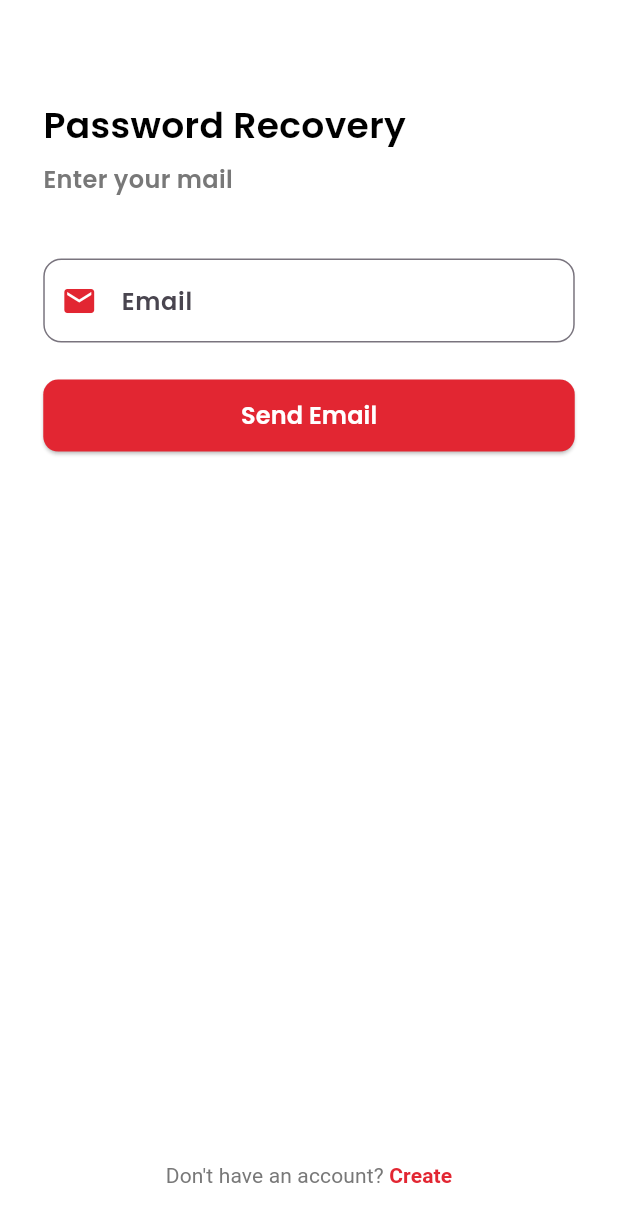
After one commit to mohamedabdelaziz55/restaurant-task, a Flutter app: the HomePage screen opened by its route, after a tap on the "output" icon, after a tap on "Forgot password?", on a phone screen of 412 x 824 dp. The commit adds this screen. Shown: the top 1222 px of the screen. Run offline on Flutter 3.47's test engine with Material 3 defaults, Android fonts, the phone set to English and light mode, and no system bars; our stand-ins replace animated_text_kit, curved_navigation_bar, firebase_auth, firebase_core, flutter_riverpod, go_router and 1 more; accounts and stored records are empty.

Commit message:
reset_password

```diff
--- a/lib/core/routes/app_route.dart
+++ b/lib/core/routes/app_route.dart
@@ -1,6 +1,7 @@
 import 'package:go_router/go_router.dart';
 import 'package:res_task/core/Dashboard/presentation/pages/Dashboard/Dashboard.dart';
 import 'package:res_task/features/auth/presentation/pages/login.dart';
+import '../../features/auth/presentation/pages/reset_password.dart';
 import '../../features/splash/presentation/page/on_boarding_screen.dart';
 import '../../features/auth/presentation/pages/sign_up.dart';
 import '../../features/home/data/models/home_model/product_model.dart';
@@ -14,6 +15,7 @@ abstract class AppRouter {
   static const kHomePage = '/home';
   static const kSignUp = '/signUp';
   static const kLogin = '/login';
+  static const kReset = '/resetPassword';
   static const kDashboard = '/dashBoard';
   static const kProductDetailsPage = '/productDetails';
 
@@ -23,16 +25,18 @@ abstract class AppRouter {
       GoRoute(
         path: kOnBoarding,
         builder: (context, state) => const OnBoardingScreen(),
-      ), GoRoute(
-        path: kSplash,
-        builder: (context, state) =>  SecondPage(),
       ),
+      GoRoute(path: kSplash, builder: (context, state) => SecondPage()),
       GoRoute(
         path: kDashboard,
         builder: (context, state) => const DashboardScreen(),
       ),
       GoRoute(path: kSignUp, builder: (context, state) => const SignUp()),
       GoRoute(path: kHomePage, builder: (context, state) => const HomePage()),
+      GoRoute(
+        path: kReset,
+        builder: (context, state) => const ResetPasswordPage(),
+      ),
       GoRoute(
         path: kProductDetailsPage,
         builder: (context, state) {
--- /dev/null
+++ b/lib/features/auth/presentation/pages/reset_password.dart
@@ -0,0 +1,178 @@
+import 'package:firebase_auth/firebase_auth.dart';
+import 'package:flutter/material.dart';
+import 'package:go_router/go_router.dart';
+import 'package:res_task/core/routes/app_route.dart';
+import '../../../../core/utils/app_colors.dart';
+import '../../../../core/utils/styles.dart';
+
+class ResetPasswordPage extends StatefulWidget {
+  const ResetPasswordPage({super.key});
+
+  @override
+  State<ResetPasswordPage> createState() => _ResetPasswordPageState();
+}
+
+class _ResetPasswordPageState extends State<ResetPasswordPage> {
+  final TextEditingController emailController = TextEditingController();
+
+  void resetPassword() async {
+    final email = emailController.text.trim();
+    if (email.isEmpty) {
+      ScaffoldMessenger.of(context).showSnackBar(
+        const SnackBar(
+          content: Text(
+            'Please enter your email',
+            style: TextStyle(fontSize: 18.0),
+          ),
+        ),
+
+      );
+      print(email);
+      return;
+    }
+
+    try {
+      await FirebaseAuth.instance.sendPasswordResetEmail(email: email);
+
+      ScaffoldMessenger.of(context).showSnackBar(
+        const SnackBar(
+          content: Text(
+            'Password Reset Email has been sent!',
+            style: TextStyle(fontSize: 18.0),
+          ),
+        ),
+      );
+    } on FirebaseAuthException catch (e) {
+      if (e.code == 'user-not-found') {
+        ScaffoldMessenger.of(context).showSnackBar(
+          const SnackBar(
+            content: Text(
+              'No user found for that email.',
+              style: TextStyle(fontSize: 18.0),
+            ),
+          ),
+        );
+      } else {
+        ScaffoldMessenger.of(context).showSnackBar(
+          SnackBar(
+            content: Text(
+              'Error: ${e.message}',
+              style: const TextStyle(fontSize: 18.0),
+            ),
+          ),
+        );
+      }
+    }
+  }
+
+  @override
+  Widget build(BuildContext context) {
+    final width = MediaQuery.of(context).size.width;
+    final height = MediaQuery.of(context).size.height;
+
+    return Scaffold(
+      backgroundColor: AppColors.white,
+      body: SafeArea(
+        child: Padding(
+          padding: EdgeInsets.symmetric(horizontal: width * 0.07),
+          child: Column(
+            crossAxisAlignment: CrossAxisAlignment.start,
+            children: [
+              SizedBox(height: height * 0.08),
+              Text(
+                "Password Recovery",
+                style: Styles.textStyle24bold.copyWith(color: AppColors.black),
+              ),
+              SizedBox(height: height * 0.01),
+              Text(
+                "Enter your mail",
+                style: Styles.textStyle16.copyWith(color: AppColors.grey),
+              ),
+              SizedBox(height: height * 0.05),
+              CustomEmailTextField(controller: emailController),
+              SizedBox(height: height * 0.03),
+              CustomResetButton(onPressed: resetPassword),
+              const Spacer(),
+              Center(
+                child: TextButton(
+                  onPressed: () {
+                    GoRouter.of(context).pushReplacement(AppRouter.kSignUp);
+                  },
+                  child: Text.rich(
+                    TextSpan(
+                      text: "Don't have an account? ",
+                      style: Styles.textStyle14.copyWith(color: AppColors.grey),
+                      children: [
+                        TextSpan(
+                          text: "Create",
+                          style: Styles.textStyle14bold.copyWith(
+                            color: AppColors.pColor,
+                          ),
+                        ),
+                      ],
+                    ),
+                  ),
+                ),
+              ),
+              SizedBox(height: height * 0.02),
+            ],
+          ),
+        ),
+      ),
+    );
+  }
+}
+
+class CustomEmailTextField extends StatelessWidget {
+  final TextEditingController controller;
+
+  const CustomEmailTextField({super.key, required this.controller});
+
+  @override
+  Widget build(BuildContext context) {
+    return TextField(
+      controller: controller,
+      cursorColor: AppColors.pColor,
+      decoration: InputDecoration(
+        hintText: 'Email',
+        prefixIcon: const Icon(Icons.email, color: AppColors.pColor),
+        border: OutlineInputBorder(
+          borderRadius: BorderRadius.circular(12),
+          borderSide: const BorderSide(color: AppColors.pColor),
+        ),
+        focusedBorder: const OutlineInputBorder(
+          borderSide: BorderSide(color: AppColors.pColor),
+        ),
+      ),
+      style: Styles.textStyle16.copyWith(color: AppColors.black),
+      keyboardType: TextInputType.emailAddress,
+    );
+  }
+}
+
+class CustomResetButton extends StatelessWidget {
+  final VoidCallback onPressed;
+
+  const CustomResetButton({super.key, required this.onPressed});
+
+  @override
+  Widget build(BuildContext context) {
+    return SizedBox(
+      width: double.infinity,
+      height: 48,
+      child: ElevatedButton(
+        onPressed: onPressed,
+        style: ElevatedButton.styleFrom(
+          backgroundColor: AppColors.pColor,
+          shape: RoundedRectangleBorder(
+            borderRadius: BorderRadius.circular(10),
+          ),
+        ),
+        child: Text(
+          'Send Email',
+          style: Styles.textStyle16bold.copyWith(color: AppColors.white),
+        ),
+      ),
+    );
+  }
+}
--- a/lib/features/auth/presentation/widgets/login/login_body.dart
+++ b/lib/features/auth/presentation/widgets/login/login_body.dart
@@ -103,10 +103,17 @@ class _LoginBodyState extends ConsumerState<LoginBody> {
                       },
                     ),
                     const SizedBox(height: 12),
-                    Padding(
-                      padding: const EdgeInsets.all(18.0),
-                      child: Text("Forgot password?"),
+                    TextButton(
+                      style: ButtonStyle(),
+                      onPressed: () {
+                        GoRouter.of(context).push(AppRouter.kReset);
+                      },
+                      child: Text(
+                        "Forgot password?",
+                        style: TextStyle(color: AppColors.black),
+                      ),
                     ),
+
                     SizedBox(
                       width: double.infinity,
                       child: ElevatedButton(
--- a/lib/features/home/presentation/widgets/home/custom_row_app_bar.dart
+++ b/lib/features/home/presentation/widgets/home/custom_row_app_bar.dart
@@ -1,12 +1,16 @@
+import 'package:firebase_auth/firebase_auth.dart';
 import 'package:flutter/material.dart';
+import 'package:go_router/go_router.dart';
+import 'package:res_task/core/routes/app_route.dart';
 
 import '../../../../../../core/utils/app_colors.dart';
 import '../../../../../../core/utils/styles.dart';
+import '../../../../../main.dart';
 
 
 class CostomRowAppBar extends StatelessWidget {
-  const CostomRowAppBar({super.key});
-
+  const CostomRowAppBar({super.key, required this.name});
+final String name;
   @override
   Widget build(BuildContext context) {
     return Row(
@@ -18,17 +22,24 @@ class CostomRowAppBar extends StatelessWidget {
               "Hello ",
               style: Styles.textStyle20bold.copyWith(color: AppColors.pColor),
             ),
-            Text("Mohamed, ", style: Styles.textStyle20bold),
+            Text("$name, ", style: Styles.textStyle20bold),
           ],
         ),
-        Container(
+        GestureDetector(
+          onTap: ()async{
+           await FirebaseAuth.instance.signOut();
+           await sp.clear();
+           GoRouter.of(context).pushReplacement(AppRouter.kLogin);
+          },
+          child: Container(
             decoration: BoxDecoration(
               color: AppColors.pColor,
               borderRadius: BorderRadius.circular(12),
             ),
             child: Padding(
               padding: const EdgeInsets.all(6.0),
-            child: Icon(Icons.shopping_cart_outlined, color: AppColors.white),
+              child: Icon(Icons.output, color: AppColors.white),
+            ),
           ),
         ),
       ],
--- a/lib/features/home/presentation/widgets/home/home_view_body.dart
+++ b/lib/features/home/presentation/widgets/home/home_view_body.dart
@@ -3,6 +3,7 @@ import 'package:flutter/material.dart';
 import 'package:res_task/core/utils/app_colors.dart';
 import 'package:res_task/core/utils/styles.dart';
 import '../../../../../../core/utils/assets.dart';
+import '../../../../../main.dart';
 import 'Custom_list_view_horizontal.dart';
 import 'custom_food_icon.dart';
 import 'custom_list_view_vertical.dart';
@@ -16,8 +17,20 @@ class HomeViewBody extends StatefulWidget {
 }
 
 class _HomeViewBodyState extends State<HomeViewBody> {
+  String? name;
   int selectedIndex = -1;
+  @override
+  void initState() {
+    super.initState();
+    _loadProfile();
+  }
+  Future<void> _loadProfile() async {
+    final displayName = sp.getString('display_name');
+    setState(() {
 
+      name = displayName;
+    });
+  }
   final List<String> icons = [
     AssetsData.iceCream,
     AssetsData.pizza,
@@ -34,7 +47,7 @@ class _HomeViewBodyState extends State<HomeViewBody> {
           child: Column(
             crossAxisAlignment: CrossAxisAlignment.start,
             children: [
-              CostomRowAppBar(),
+              CostomRowAppBar(name:name ?? 'No Name' ,),
               Text("Deilcious Food", style: Styles.textStyle24bold),
               Text(
                 "Discover and Get Great Food",
--- a/lib/features/splash/presentation/page/on_boarding_screen.dart
+++ b/lib/features/splash/presentation/page/on_boarding_screen.dart
@@ -83,7 +83,7 @@ class _OnBoardingScreenState extends State<OnBoardingScreen> {
             SizedBox(height: height * 0.02),
             Padding(
               padding: EdgeInsets.symmetric(horizontal: width * 0.08),
-              child: Container(
+              child: SizedBox(
                 width: double.infinity,
                 height: height * 0.07,
                 child: ElevatedButton(
--- a/lib/features/splash/presentation/page/splash_screen.dart
+++ b/lib/features/splash/presentation/page/splash_screen.dart
@@ -5,6 +5,7 @@ import 'package:go_router/go_router.dart';
 import 'package:res_task/core/utils/app_colors.dart';
 import 'package:res_task/core/utils/styles.dart';
 import '../../../../core/routes/app_route.dart';
+import '../../../../main.dart';
 
 class SecondPage extends StatefulWidget {
   @override
@@ -43,7 +44,12 @@ class _SecondPageState extends State<SecondPage> {
     });
     Timer(Duration(milliseconds: 3850), () {
       setState(() {
-        GoRouter.of(context).pushReplacement(AppRouter.kOnBoarding);
+        final userId = sp.getString('user_id');
+        if (userId != null && userId.isNotEmpty) {
+          GoRouter.of(context).pushReplacement(AppRouter.kDashboard);
+        } else {
+          GoRouter.of(context).pushReplacement(AppRouter.kOnBoarding);
+        }
       });
     });
   }
--- a/lib/main.dart
+++ b/lib/main.dart
@@ -2,12 +2,14 @@ import 'package:flutter/material.dart';
 import 'package:firebase_core/firebase_core.dart';
 import 'package:flutter_riverpod/flutter_riverpod.dart';
 import 'package:res_task/core/constants/constants.dart';
-
+import 'package:shared_preferences/shared_preferences.dart';
 import 'core/routes/app_route.dart';
 import 'firebase_options.dart';
 
+late SharedPreferences sp;
 void main() async {
   WidgetsFlutterBinding.ensureInitialized();
+  sp = await SharedPreferences.getInstance();
   await Firebase.initializeApp(options: DefaultFirebaseOptions.currentPlatform);
   runApp(ProviderScope(child: MyApp()));
 }
```
Also changed, not shown: lib/features/auth/presentation/river_pod/login_river_pod/login_river_pod.dart (+35 -7 lines), lib/features/auth/presentation/river_pod/sign_up_river_pod/sing_up_river_pod.dart (+17 -11 lines), lib/features/auth/presentation/river_pod/reset_password/reset_password_river_pod.dart (added). Lines whose indentation alone changed are shown as unchanged.
